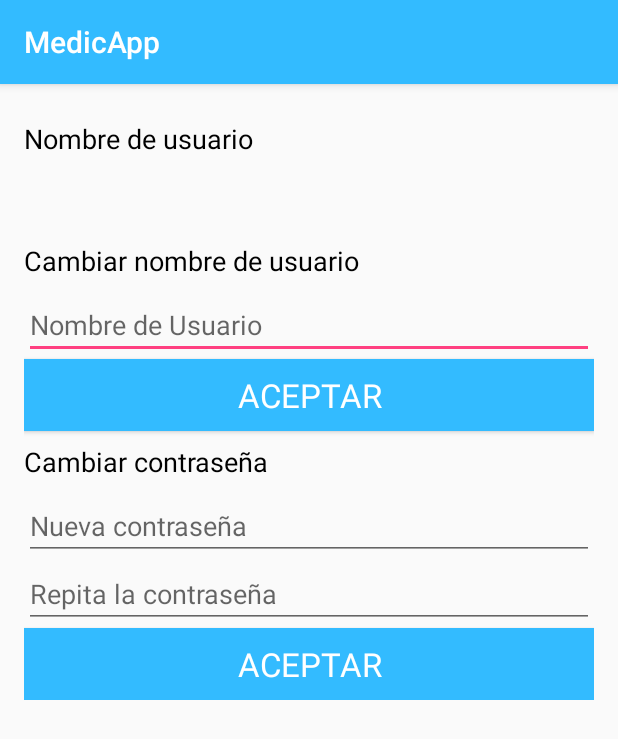
After one commit to JavierLeza/MedicApp, an Android app: the ChangeMyAccountInfoActivity screen opened directly, with no data from a screen before it, on a phone screen of 412 x 824 dp. The commit adds this screen. Shown: the top 739 px of the screen. Run offline under Robolectric (Android 15) with nearby library versions, the phone set to English and light mode, and no system bars.

Commit message:
Implementación de editar usuario (nombre y contraseña)

```diff
--- a/MedicApp/app/src/main/AndroidManifest.xml
+++ b/MedicApp/app/src/main/AndroidManifest.xml
@@ -34,7 +34,8 @@
         <activity
             android:name=".UserAccountActivity"
             android:label="@string/title_activity_user_account"
-            android:theme="@style/AppTheme.NoActionBar"></activity>
+            android:theme="@style/AppTheme.NoActionBar" />
+        <activity android:name=".ChangeMyAccountInfoActivity"></activity>
     </application>
 
 </manifest>
--- /dev/null
+++ b/MedicApp/app/src/main/res/layout/activity_change_my_account_info.xml
@@ -0,0 +1,119 @@
+<?xml version="1.0" encoding="utf-8"?>
+<LinearLayout xmlns:android="http://schemas.android.com/apk/res/android"
+    xmlns:tools="http://schemas.android.com/tools"
+    android:id="@+id/activity_change_us_ad_info"
+    android:layout_width="match_parent"
+    android:layout_height="match_parent"
+    android:gravity="center_horizontal"
+    android:orientation="vertical"
+    android:paddingBottom="@dimen/activity_vertical_margin"
+    android:paddingLeft="@dimen/activity_horizontal_margin"
+    android:paddingRight="@dimen/activity_horizontal_margin"
+    android:paddingTop="@dimen/activity_vertical_margin"
+    tools:context="com.medic.medicapp.ChangeMyAccountInfoActivity">
+
+    <!-- Login progress -->
+    <ProgressBar
+        android:id="@+id/login_progress"
+        style="?android:attr/progressBarStyleLarge"
+        android:layout_width="wrap_content"
+        android:layout_height="wrap_content"
+        android:layout_marginBottom="8dp"
+        android:visibility="gone" />
+
+    <LinearLayout
+        android:id="@+id/email_login_form"
+        android:layout_width="match_parent"
+        android:layout_height="wrap_content"
+        android:orientation="vertical">
+
+        <TextView
+            android:layout_width="wrap_content"
+            android:layout_height="wrap_content"
+            android:layout_gravity="start"
+            android:textColor="@android:color/primary_text_light"
+            style="@style/TextAppearance.AppCompat.Medium"
+            android:text="@string/user_name_text"
+            android:layout_marginTop="8dp"
+            android:layout_marginBottom="8dp"/>
+
+        <TextView
+            android:layout_width="wrap_content"
+            android:layout_height="wrap_content"
+            android:id="@+id/tv_old_username"
+            android:layout_gravity="start"
+            android:textColor="@android:color/primary_text_light"
+            style="@style/TextAppearance.AppCompat.Medium"
+            android:layout_marginTop="8dp"
+            android:layout_marginBottom="8dp"/>
+
+        <TextView
+            android:layout_width="wrap_content"
+            android:layout_height="wrap_content"
+            android:layout_gravity="start"
+            android:textColor="@android:color/primary_text_light"
+            style="@style/TextAppearance.AppCompat.Medium"
+            android:text="@string/new_user_name"
+            android:layout_marginTop="8dp"
+            android:layout_marginBottom="8dp"/>
+
+        <EditText
+            android:layout_width="match_parent"
+            android:layout_height="wrap_content"
+            style="@style/TextAppearance.AppCompat.Medium"
+            android:id="@+id/et_user_name"
+            android:hint="@string/user_name_hint" />
+
+
+        <Button
+            android:id="@+id/b_change_user"
+            android:layout_width="match_parent"
+            android:layout_height="wrap_content"
+            android:text="@string/accept_button"
+            style="@style/TextAppearance.AppCompat.Large"
+            android:textColor="@android:color/primary_text_dark"
+            android:background="@color/colorPrimary"
+            android:onClick="onClickChangeUser"
+            android:layout_gravity="center" />
+
+        <TextView
+            android:layout_width="wrap_content"
+            android:layout_height="wrap_content"
+            android:layout_gravity="start"
+            android:textColor="@android:color/primary_text_light"
+            style="@style/TextAppearance.AppCompat.Medium"
+            android:text="@string/change_password"
+            android:layout_marginTop="8dp"
+            android:layout_marginBottom="8dp"/>
+
+        <EditText
+            android:layout_width="match_parent"
+            android:layout_height="wrap_content"
+            android:id="@+id/et_password_1"
+            style="@style/TextAppearance.AppCompat.Medium"
+            android:hint="@string/new_password"
+            android:inputType="textPassword" />
+        <EditText
+            android:layout_width="match_parent"
+            android:layout_height="wrap_content"
+            android:id="@+id/et_password_2"
+            style="@style/TextAppearance.AppCompat.Medium"
+            android:hint="@string/repite_password"
+            android:inputType="textPassword" />
+
+        <Button
+            android:id="@+id/b_change_password"
+            android:layout_width="match_parent"
+            android:layout_height="wrap_content"
+            android:text="@string/accept_button"
+            style="@style/TextAppearance.AppCompat.Large"
+            android:textColor="@android:color/primary_text_dark"
+            android:background="@color/colorPrimary"
+            android:onClick="onClickChangePassword"
+            android:layout_gravity="center" />
+
+
+
+    </LinearLayout>
+
+</LinearLayout>
--- a/MedicApp/app/src/main/res/values/strings.xml
+++ b/MedicApp/app/src/main/res/values/strings.xml
@@ -73,4 +73,10 @@
     <string name="member_since">Miembro desde: </string>
     <string name="delete_account">Borrar mi cuenta</string>
     <string name="delete_account_text">¿Está seguro de que quiere borrar su cuenta? Se perderá toda la información que haya guardado de sus pacientes. \nEsta acción no se puede deshacer.</string>
+    <string name="user_name_text">Nombre de usuario</string>
+    <string name="new_user_name">Cambiar nombre de usuario</string>
+    <string name="accept_button">ACEPTAR</string>
+    <string name="change_password">Cambiar contraseña</string>
+    <string name="new_password">Nueva contraseña</string>
+    <string name="repite_password">Repita la contraseña</string>
 </resources>
```
Also changed, not shown: MedicApp/app/src/main/java/com/medic/medicapp/ChangeMyAccountInfoActivity.java (added, +198 -0 lines), MedicApp/app/src/main/java/com/medic/medicapp/UserAccountActivity.java (+24 -5 lines).
